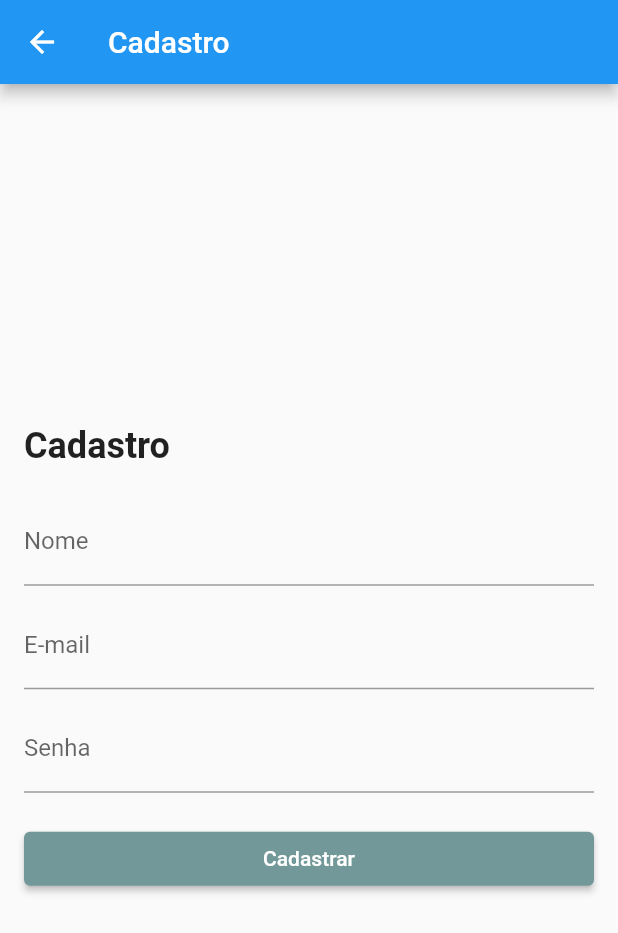
After one commit to cessartoledo/medic_meditation02, a Flutter app: the screen it shows after launch, after a tap on "Não tem uma conta? Cadastre-se", on a phone screen of 412 x 824 dp. The commit adds this screen. Shown: the top 933 px of the screen. Run offline on Flutter 3.47's test engine with Material 2 defaults, Android fonts, the light colour scheme and no system bars.

Commit message:
alteracoes tela login para acessar cadastro

```diff
--- /dev/null
+++ b/medic_meditation/lib/CadastroScreen.dart
@@ -0,0 +1,66 @@
+import 'package:flutter/material.dart';
+
+
+class CadastroScreen extends StatelessWidget {
+  @override
+  Widget build(BuildContext context) {
+    return Scaffold(
+      appBar: AppBar(
+        title: Text('Cadastro'), // Título da tela de cadastro
+      ),
+      body: Padding(
+        padding: const EdgeInsets.all(16.0),
+        child: Column(
+          mainAxisAlignment: MainAxisAlignment.center,
+          crossAxisAlignment: CrossAxisAlignment.stretch,
+          children: <Widget>[
+            Text(
+              'Cadastro',
+              style: TextStyle(
+                fontSize: 24.0,
+                fontWeight: FontWeight.bold,
+              ),
+            ),
+            SizedBox(height: 20.0),
+            TextField(
+              decoration: InputDecoration(
+                labelText: 'Nome',
+              ),
+            ),
+            SizedBox(height: 10.0),
+            TextField(
+              decoration: InputDecoration(
+                labelText: 'E-mail',
+              ),
+            ),
+            SizedBox(height: 10.0),
+            TextField(
+              obscureText: true,
+              decoration: InputDecoration(
+                labelText: 'Senha',
+              ),
+            ),
+            SizedBox(height: 20.0),
+            ElevatedButton(
+              onPressed: () {
+                // Adicione aqui a lógica de cadastro
+                // Por exemplo, enviar dados para um servidor ou salvar localmente
+                // Após o cadastro, você pode redirecionar o usuário para a tela de login
+                Navigator.pop(context); // Fecha a tela de cadastro e volta para a tela de login
+              },
+              style: ElevatedButton.styleFrom(
+                primary: Color(0xFF729899), // Cor de fundo do botão #729899
+              ),
+              child: Text(
+                'Cadastrar',
+                style: TextStyle(
+                  color: Colors.white, // Cor do texto do botão
+                ),
+              ),
+            ),
+          ],
+        ),
+      ),
+    );
+  }
+}
--- a/medic_meditation/lib/main.dart
+++ b/medic_meditation/lib/main.dart
@@ -1,5 +1,6 @@
 import 'package:flutter/material.dart';
 import 'pg_login.dart';
+
 
 void main() {
   runApp(MaterialApp(
--- a/medic_meditation/lib/pg_login.dart
+++ b/medic_meditation/lib/pg_login.dart
@@ -1,6 +1,7 @@
 
 
 import 'package:flutter/material.dart';
+import 'CadastroScreen.dart';
 
 class LoginPage extends StatelessWidget {
  @override
@@ -93,12 +94,19 @@ class LoginScreen extends StatelessWidget {
                         ),
                       ),
                       SizedBox(height: 10.0),
-                      Align(
-                        alignment: Alignment.center,
+                   // Botão para navegar para a tela de cadastro
+                      TextButton(
+                      onPressed: () {
+                      // Adicione aqui a lógica de navegação para a tela de cadastro
+                       Navigator.push(
+                      context,
+                      MaterialPageRoute(builder: (context) => CadastroScreen()),
+                    );
+                      },
                      child: Text(
                      "Não tem uma conta? Cadastre-se",
                       style: TextStyle(
-                            color: Colors.white, // Cor do texto do link "Não tem uma conta? Cadastre-se"
+                      color: Colors.white,
                       decoration: TextDecoration.underline,
                     ),
                   ),
```
Lines whose indentation alone changed are shown as unchanged.
